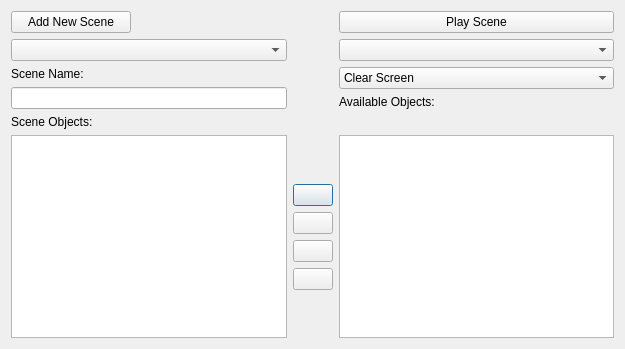
First picture: the form in editor/scenes/tab_scenelist.ui, repository protoman/rockbot, before the edit.
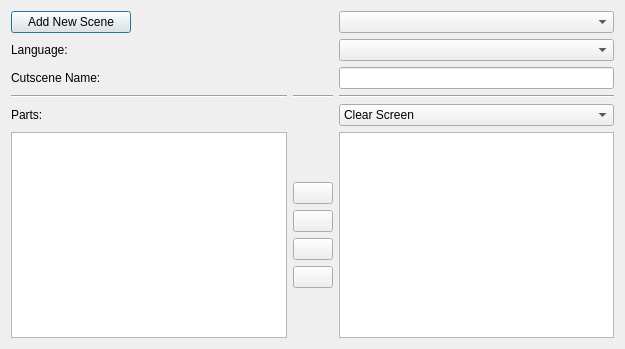
Second picture: the form after the edit. Icons and pictures are not drawn.

Commit message: EDITOR: fix layer number in parallax tab in movie editor to be filled again with 0-10 values. Improve UI for scenes editor.

Patch:
```diff
--- a/editor/scenes/tab_scenelist.ui
+++ b/editor/scenes/tab_scenelist.ui
@@ -14,21 +14,50 @@
    <string>Dialog</string>
   </property>
   <layout class="QGridLayout" name="gridLayout">
-   <item row="3" column="0">
+   <item row="4" column="0">
     <layout class="QVBoxLayout" name="verticalLayout_3">
      <item>
       <widget class="QLabel" name="label">
        <property name="text">
-        <string>Scene Name:</string>
+        <string>Cutscene Name:</string>
        </property>
       </widget>
      </item>
-     <item>
-      <widget class="QLineEdit" name="name_lineEdit"/>
-     </item>
     </layout>
    </item>
-   <item row="6" column="1">
+   <item row="3" column="2">
+    <widget class="QComboBox" name="language_comboBox"/>
+   </item>
+   <item row="8" column="2">
+    <widget class="QListView" name="object_listView">
+     <property name="maximumSize">
+      <size>
+       <width>300</width>
+       <height>16777215</height>
+      </size>
+     </property>
+     <property name="selectionBehavior">
+      <enum>QAbstractItemView::SelectRows</enum>
+     </property>
+    </widget>
+   </item>
+   <item row="0" column="0">
+    <widget class="QPushButton" name="addScene_button">
+     <property name="maximumSize">
+      <size>
+       <width>120</width>
+       <height>16777215</height>
+      </size>
+     </property>
+     <property name="text">
+      <string>Add New Scene</string>
+     </property>
+    </widget>
+   </item>
+   <item row="4" column="2">
+    <widget class="QLineEdit" name="name_lineEdit"/>
+   </item>
+   <item row="8" column="1">
     <layout class="QVBoxLayout" name="verticalLayout">
      <property name="rightMargin">
       <number>0</number>
@@ -105,20 +134,7 @@
      </item>
     </layout>
    </item>
-   <item row="0" column="0">
-    <widget class="QPushButton" name="addScene_button">
-     <property name="maximumSize">
-      <size>
-       <width>120</width>
-       <height>16777215</height>
-      </size>
-     </property>
-     <property name="text">
-      <string>Add New Scene</string>
-     </property>
-    </widget>
-   </item>
-   <item row="6" column="0">
+   <item row="8" column="0">
     <widget class="QTableView" name="scenes_tableView">
      <property name="editTriggers">
       <set>QAbstractItemView::AllEditTriggers</set>
@@ -131,43 +147,7 @@
      </property>
     </widget>
    </item>
-   <item row="0" column="2">
-    <widget class="QPushButton" name="pushButton">
-     <property name="maximumSize">
-      <size>
-       <width>16777215</width>
-       <height>16777215</height>
-      </size>
-     </property>
-     <property name="text">
-      <string>Play Scene</string>
-     </property>
-    </widget>
-   </item>
-   <item row="2" column="0">
-    <widget class="QComboBox" name="sceneSelector"/>
-   </item>
-   <item row="4" column="0">
-    <widget class="QLabel" name="label_2">
-     <property name="text">
-      <string>Scene Objects:</string>
-     </property>
-    </widget>
-   </item>
    <item row="6" column="2">
-    <widget class="QListView" name="object_listView">
-     <property name="maximumSize">
-      <size>
-       <width>300</width>
-       <height>16777215</height>
-      </size>
-     </property>
-     <property name="selectionBehavior">
-      <enum>QAbstractItemView::SelectRows</enum>
-     </property>
-    </widget>
-   </item>
-   <item row="3" column="2">
     <layout class="QVBoxLayout" name="verticalLayout_2">
      <item>
       <widget class="QComboBox" name="sceneTypeSelector">
@@ -234,23 +214,45 @@
        </item>
       </widget>
      </item>
-     <item>
-      <widget class="QLabel" name="label_3">
-       <property name="maximumSize">
-        <size>
-         <width>120</width>
-         <height>16777215</height>
-        </size>
-       </property>
-       <property name="text">
-        <string>Available Objects:</string>
-       </property>
-      </widget>
-     </item>
     </layout>
    </item>
-   <item row="2" column="2">
-    <widget class="QComboBox" name="language_comboBox"/>
+   <item row="6" column="0">
+    <widget class="QLabel" name="label_2">
+     <property name="text">
+      <string>Parts:</string>
+     </property>
+    </widget>
+   </item>
+   <item row="3" column="0">
+    <widget class="QLabel" name="label_4">
+     <property name="text">
+      <string>Language:</string>
+     </property>
+    </widget>
+   </item>
+   <item row="5" column="0">
+    <widget class="Line" name="line">
+     <property name="orientation">
+      <enum>Qt::Horizontal</enum>
+     </property>
+    </widget>
+   </item>
+   <item row="5" column="2">
+    <widget class="Line" name="line_2">
+     <property name="orientation">
+      <enum>Qt::Horizontal</enum>
+     </property>
+    </widget>
+   </item>
+   <item row="5" column="1">
+    <widget class="Line" name="line_3">
+     <property name="orientation">
+      <enum>Qt::Horizontal</enum>
+     </property>
+    </widget>
+   </item>
+   <item row="0" column="2">
+    <widget class="QComboBox" name="sceneSelector"/>
    </item>
   </layout>
  </widget>
```
The commit also changes 2 other files.
